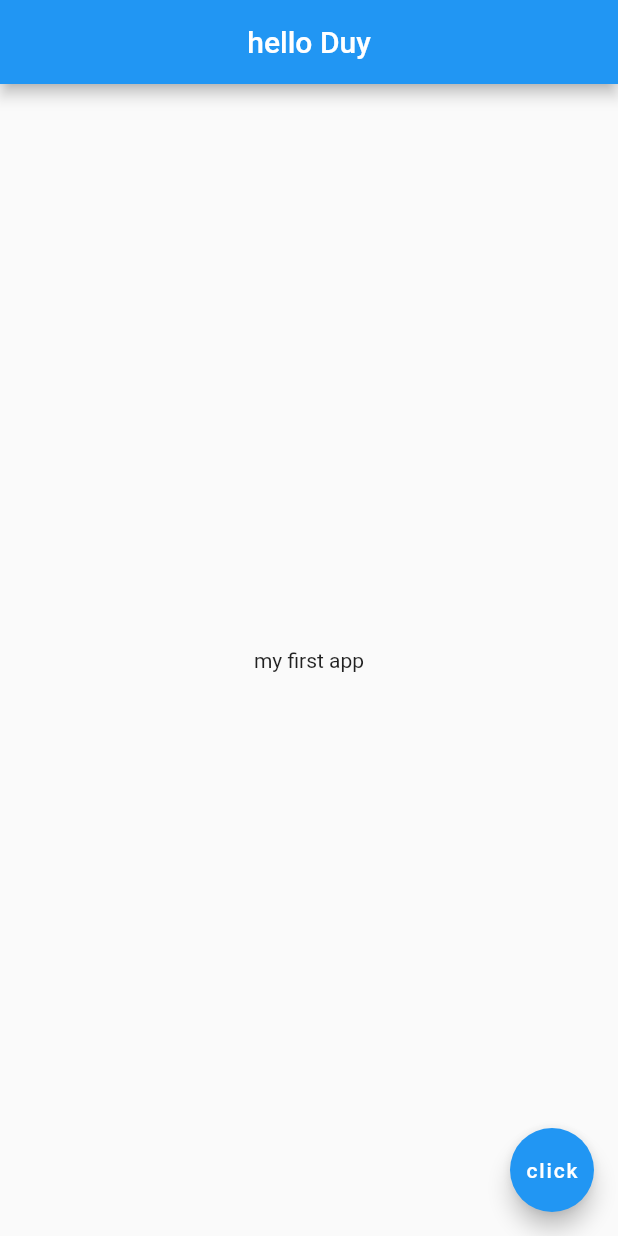
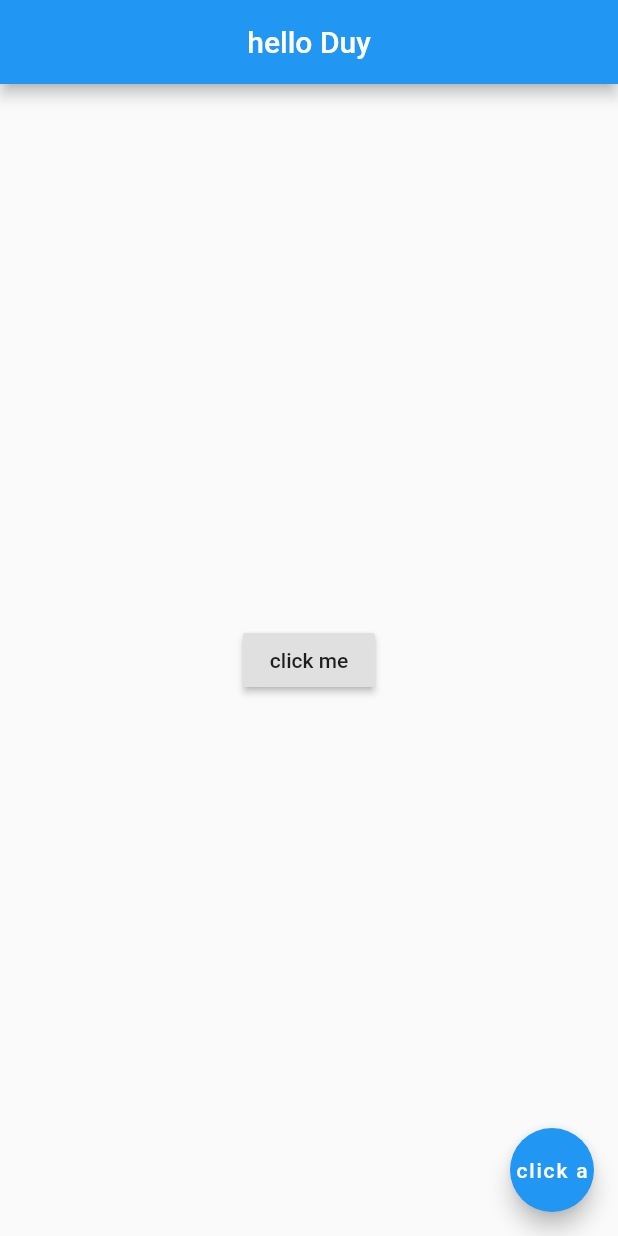
Before and after one commit to nhatduy129/flutter-core, a Flutter app: the screen it shows after launch, on a phone screen of 412 x 824 dp. Run offline on Flutter 3.47's test engine with Material 2 defaults, Android fonts, the phone set to English and light mode, and no system bars.

Commit message:
demo raisedButton

```diff
--- a/f01_myapp/lib/main.dart
+++ b/f01_myapp/lib/main.dart
@@ -2,17 +2,29 @@ import 'package:flutter/material.dart';
 
 void main() {
   runApp(MaterialApp(
-    home: Scaffold(
+    home: Home(),
+  ));
+}
+
+class Home extends StatelessWidget {
+  @override
+  Widget build(BuildContext context) {
+    return Scaffold(
       appBar: AppBar(
         title: Text('hello Duy'),
         centerTitle: true,
       ),
       body: Center(
-        child: Text('my first app'),
+        child: RaisedButton(
+          onPressed: () {
+            print('lskdf');
+          },
+          child: Text('click me'),
+        )
       ),
       floatingActionButton: FloatingActionButton(
-        child: Text('click'),
+        child: Text('click a'),
       ),
-    )
-  ));
+    );
+  }
 }
```
Also changed, not shown: f01_myapp/pubspec.yaml (+4 -11 lines), f01_myapp/fonts/GrenzeGotisch-VariableFont_wght.ttf (added).
